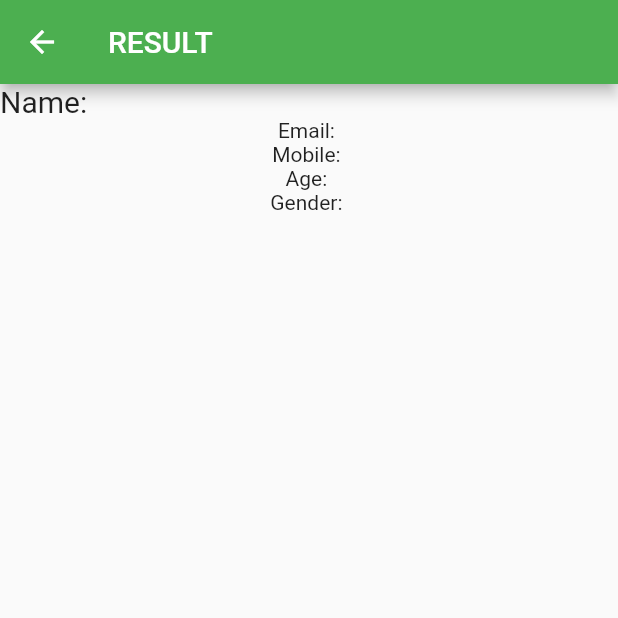
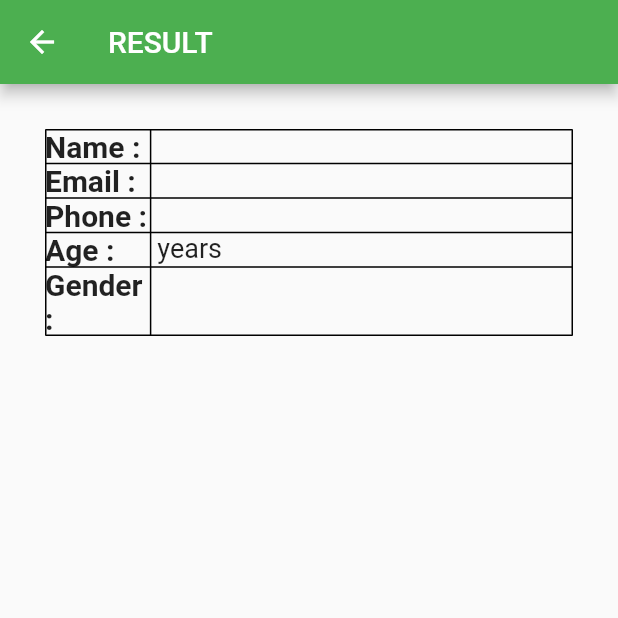
Before and after one commit to lanjAdabA/exerciseform1, a Flutter app: the ResultPage screen opened directly with empty values, on a phone screen of 412 x 824 dp, the top half of it. Run offline on Flutter 3.47's test engine with Material 2 defaults, Android fonts, the phone set to English and light mode, and no system bars.

Commit message:
result shown

```diff
--- a/lib/result_page.dart
+++ b/lib/result_page.dart
@@ -1,6 +1,5 @@
 // ignore_for_file: public_member_api_docs, sort_constructors_first
 import 'package:flutter/material.dart';
-import 'form_page.dart';
 
 class ResultPage extends StatefulWidget {
   final String name;
@@ -26,6 +25,89 @@ class _ResultPageState extends State<ResultPage> {
   Widget build(BuildContext context) {
     return Scaffold(
       appBar: AppBar(title: const Text("RESULT")),
+      body: Padding(
+        padding: const EdgeInsets.all(30.0),
+        child: Column(
+          crossAxisAlignment: CrossAxisAlignment.start,
+          children: [
+            Table(
+              border: TableBorder.all(),
+              columnWidths: const {0: FlexColumnWidth(.25)},
+              children: [
+                TableRow(
+                  children: [
+                    const Text("Name :",
+                        style: TextStyle(
+                          fontWeight: FontWeight.bold,
+                          fontSize: 20,
+                        )),
+                    Text(
+                      widget.name,
+                      style: const TextStyle(fontSize: 16),
+                    ),
+                  ],
+                ),
+                TableRow(
+                  children: [
+                    const Text("Email :",
+                        style: TextStyle(
+                          fontWeight: FontWeight.bold,
+                          fontSize: 20,
+                        )),
+                    Text(
+                      widget.email,
+                      style: const TextStyle(fontSize: 18),
+                    )
+                  ],
+                ),
+                TableRow(
+                  children: [
+                    const Text("Phone :",
+                        style: TextStyle(
+                          fontWeight: FontWeight.bold,
+                          fontSize: 20,
+                        )),
+                    Text(
+                      widget.phone,
+                      style: const TextStyle(fontSize: 18),
+                    )
+                  ],
+                ),
+                TableRow(
+                  children: [
+                    const Text("Age :",
+                        style: TextStyle(
+                          fontWeight: FontWeight.bold,
+                          fontSize: 20,
+                        )),
+                    Text(
+                      widget.age + " years",
+                      style: const TextStyle(fontSize: 18),
+                    )
+                  ],
+                ),
+                TableRow(
+                  children: [
+                    const Text("Gender :",
+                        style: TextStyle(
+                          fontWeight: FontWeight.bold,
+                          fontSize: 20,
+                        )),
+                    Text(
+                      widget.gender,
+                      style: const TextStyle(fontSize: 18),
+                    )
+                  ],
+                ),
+              ],
+            )
+          ],
+        ),
+      ),
+    );
+
+    /* Scaffold(
+      appBar: AppBar(title: const Text("RESULT")),
       body: Column(
         crossAxisAlignment: CrossAxisAlignment.start,
         children: [
@@ -33,10 +115,9 @@ class _ResultPageState extends State<ResultPage> {
               child: Column(
             children: [
               Row(
-                crossAxisAlignment: CrossAxisAlignment.end,
                 children: [
                   const Text(
-                    "Name:  ",
+                    "Name:rr  ",
                     style: TextStyle(fontSize: 20),
                   ),
                   Text(
@@ -53,6 +134,6 @@ class _ResultPageState extends State<ResultPage> {
           ))
         ],
       ),
-    );
+    ); */
   }
 }
```
